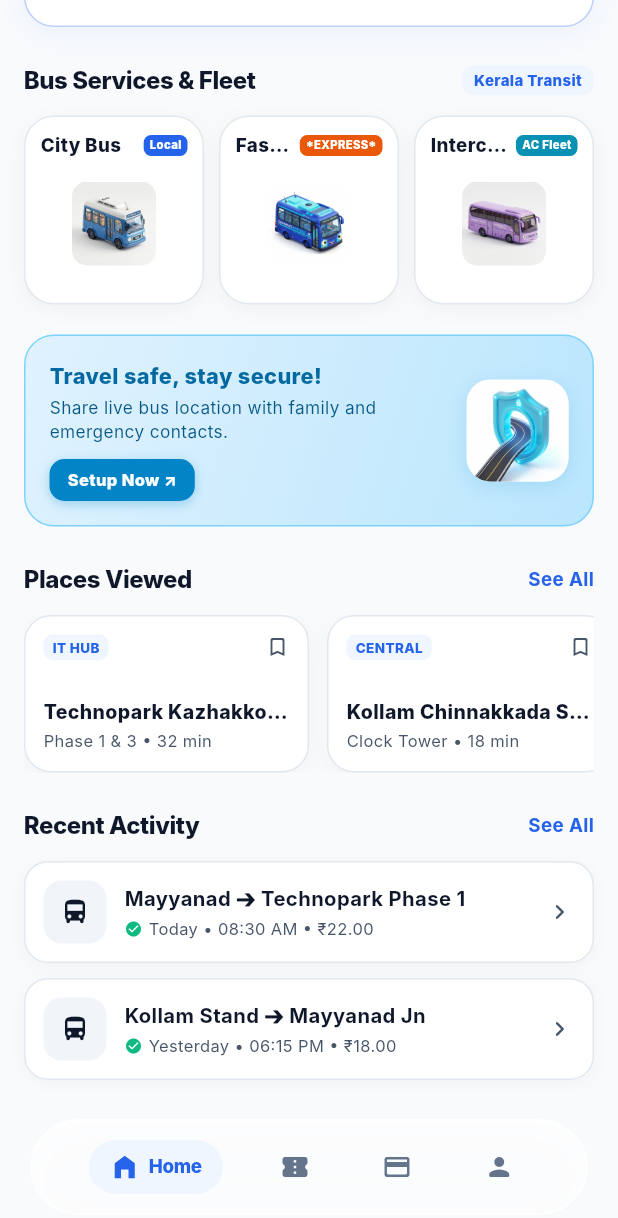
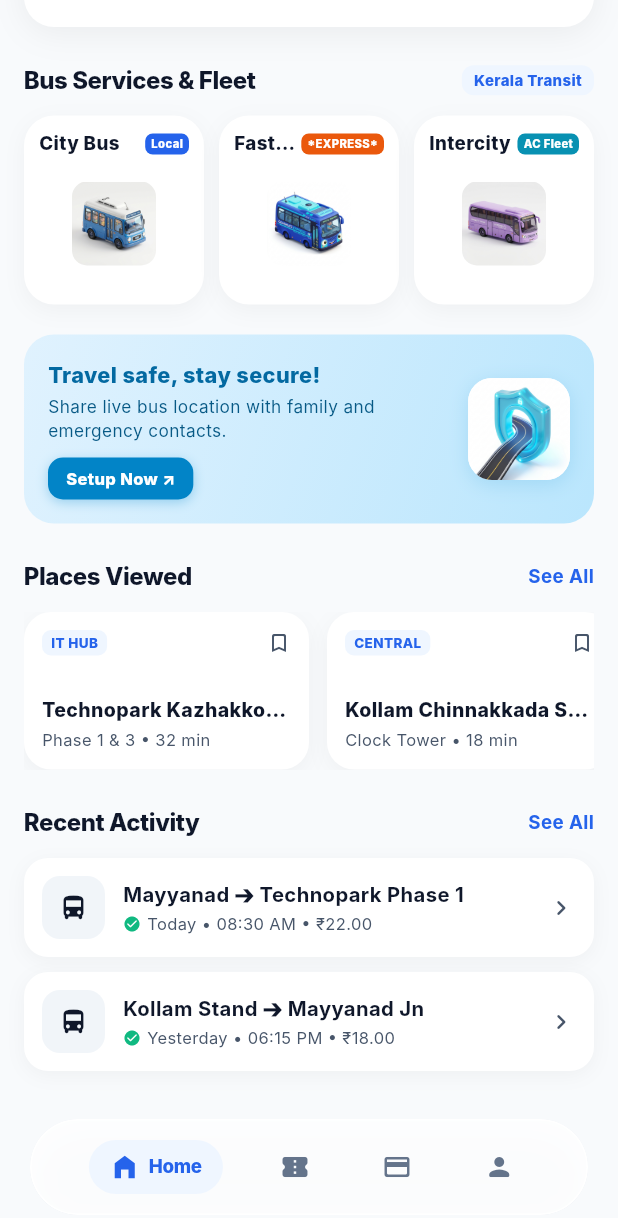
Before and after one commit to xplorifycare/Commuter_App, a Flutter app: the screen it shows after launch, scrolled down 367 dp, on a phone screen of 412 x 824 dp. Shown: the top 1218 px of the screen. Run offline on Flutter 3.47's test engine with Material 3 defaults, Android fonts, the phone set to English and light mode, and no system bars; our stand-ins replace flutter_map, latlong2, qr_flutter, socket_io_client; Roboto replaces fonts that are missing (Inter).

Commit message:
style: remove artificial light card strokes across all cards for a clean, non-slop aesthetic

```diff
--- a/lib/config/theme.dart
+++ b/lib/config/theme.dart
@@ -168,7 +168,7 @@
         elevation: 0,
         shape: RoundedRectangleBorder(
           borderRadius: BorderRadius.circular(20),
-          side: const BorderSide(color: AppColors.border, width: 1),
+          side: BorderSide.none,
         ),
       ),
     );
--- a/lib/screens/home_screen.dart
+++ b/lib/screens/home_screen.dart
@@ -354,16 +354,15 @@
           children: [
             // Live Status Pill
             Container(
-              padding: const EdgeInsets.symmetric(horizontal: 10, vertical: 5),
+              padding: const EdgeInsets.symmetric(horizontal: 11, vertical: 6),
               decoration: BoxDecoration(
                 color: Colors.white,
                 borderRadius: BorderRadius.circular(12),
-                border: Border.all(color: AppColors.border),
                 boxShadow: [
                   BoxShadow(
-                    color: Colors.black.withOpacity(0.03),
-                    blurRadius: 6,
-                    offset: const Offset(0, 1),
+                    color: Colors.black.withOpacity(0.04),
+                    blurRadius: 8,
+                    offset: const Offset(0, 2),
                   ),
                 ],
               ),
@@ -389,11 +388,10 @@
             GestureDetector(
               onTap: () => _openFullMap(destination: 'Technopark Kazhakkoottam'),
               child: Container(
-                padding: const EdgeInsets.symmetric(horizontal: 10, vertical: 5),
+                padding: const EdgeInsets.symmetric(horizontal: 11, vertical: 6),
                 decoration: BoxDecoration(
                   color: AppColors.brandBlueLight,
                   borderRadius: BorderRadius.circular(12),
-                  border: Border.all(color: AppColors.brandBlue.withOpacity(0.25)),
                 ),
                 child: const Row(
                   mainAxisSize: MainAxisSize.min,
@@ -425,7 +423,6 @@
       decoration: BoxDecoration(
         color: const Color(0xFFF1F5F9),
         borderRadius: BorderRadius.circular(24),
-        border: Border.all(color: AppColors.border),
         boxShadow: [
           BoxShadow(
             color: Colors.black.withOpacity(0.06),
@@ -541,11 +538,10 @@
         decoration: BoxDecoration(
           color: Colors.white,
           borderRadius: BorderRadius.circular(20),
-          border: Border.all(color: AppColors.brandBlue.withOpacity(0.30)),
           boxShadow: [
             BoxShadow(
-              color: AppColors.brandBlue.withOpacity(0.06),
-              blurRadius: 16,
+              color: Colors.black.withOpacity(0.06),
+              blurRadius: 18,
               offset: const Offset(0, 4),
             ),
           ],
@@ -664,14 +660,11 @@
         decoration: BoxDecoration(
           color: isComingSoon ? const Color(0xFFF1F5F9) : Colors.white,
           borderRadius: BorderRadius.circular(20),
-          border: Border.all(
-            color: isComingSoon ? const Color(0xFFE2E8F0) : AppColors.border,
-          ),
           boxShadow: [
             BoxShadow(
               color: Colors.black.withOpacity(0.04),
-              blurRadius: 10,
-              offset: const Offset(0, 3),
+              blurRadius: 12,
+              offset: const Offset(0, 4),
             ),
           ],
         ),
@@ -776,7 +769,6 @@
           end: Alignment.bottomRight,
         ),
         borderRadius: BorderRadius.circular(20),
-        border: Border.all(color: const Color(0xFF7DD3FC)),
       ),
       child: Row(
         children: [
@@ -930,12 +922,11 @@
                   decoration: BoxDecoration(
                     color: Colors.white,
                     borderRadius: BorderRadius.circular(18),
-                    border: Border.all(color: AppColors.border),
                     boxShadow: [
                       BoxShadow(
-                        color: Colors.black.withOpacity(0.03),
-                        blurRadius: 10,
-                        offset: const Offset(0, 3),
+                        color: Colors.black.withOpacity(0.04),
+                        blurRadius: 12,
+                        offset: const Offset(0, 4),
                       ),
                     ],
                   ),
@@ -1062,12 +1053,11 @@
         decoration: BoxDecoration(
           color: Colors.white,
           borderRadius: BorderRadius.circular(16),
-          border: Border.all(color: AppColors.border),
           boxShadow: [
             BoxShadow(
-              color: Colors.black.withOpacity(0.03),
-              blurRadius: 8,
-              offset: const Offset(0, 2),
+              color: Colors.black.withOpacity(0.04),
+              blurRadius: 10,
+              offset: const Offset(0, 3),
             ),
           ],
         ),
--- a/lib/widgets/uber_bottom_sheet.dart
+++ b/lib/widgets/uber_bottom_sheet.dart
@@ -566,11 +566,10 @@
         decoration: BoxDecoration(
           color: Colors.white,
           borderRadius: BorderRadius.circular(18),
-          border: Border.all(color: AppColors.border),
           boxShadow: [
             BoxShadow(
-              color: Colors.black.withOpacity(0.03),
-              blurRadius: 10,
+              color: Colors.black.withOpacity(0.04),
+              blurRadius: 12,
               offset: const Offset(0, 3),
             ),
           ],
@@ -697,11 +696,10 @@
                   decoration: BoxDecoration(
                     color: Colors.white,
                     borderRadius: BorderRadius.circular(18),
-                    border: Border.all(color: AppColors.borderLight),
                     boxShadow: [
                       BoxShadow(
                         color: AppColors.primaryDark.withOpacity(0.04),
-                        blurRadius: 10,
+                        blurRadius: 12,
                         offset: const Offset(0, 4),
                       ),
                     ],
@@ -1072,7 +1070,6 @@
       decoration: BoxDecoration(
         color: Colors.white,
         borderRadius: BorderRadius.circular(22),
-        border: Border.all(color: AppColors.border),
         boxShadow: [
           BoxShadow(
             color: AppColors.primaryDark.withOpacity(0.06),
```
